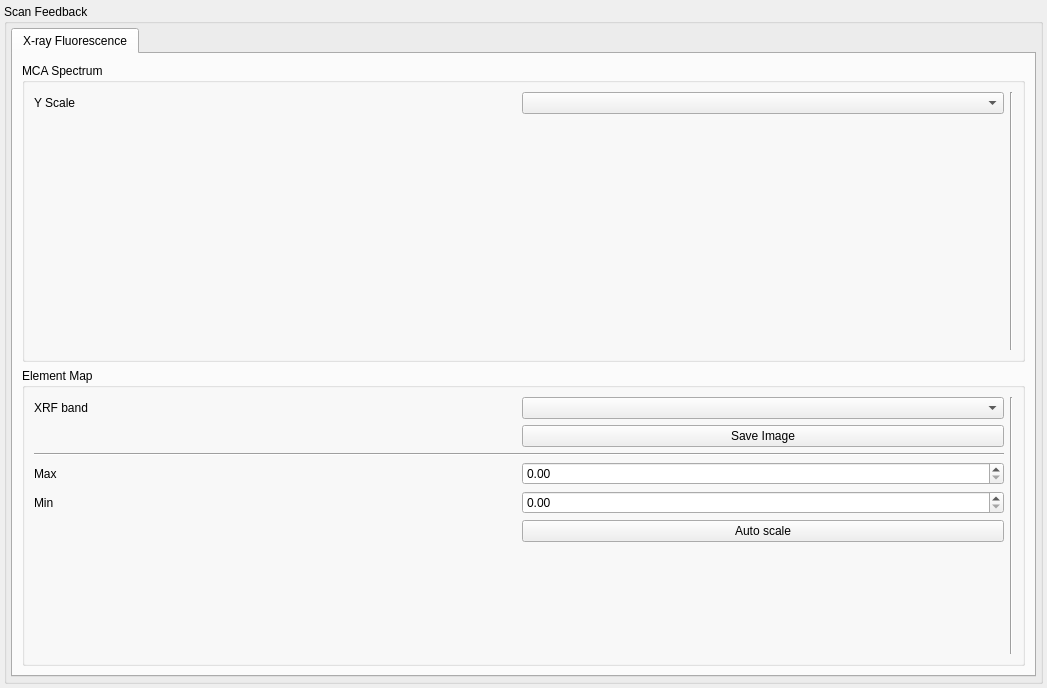
Qt form spectromicroscopy/smpgui/ui_scanfeedback.ui (praxes/praxes) before a commit.
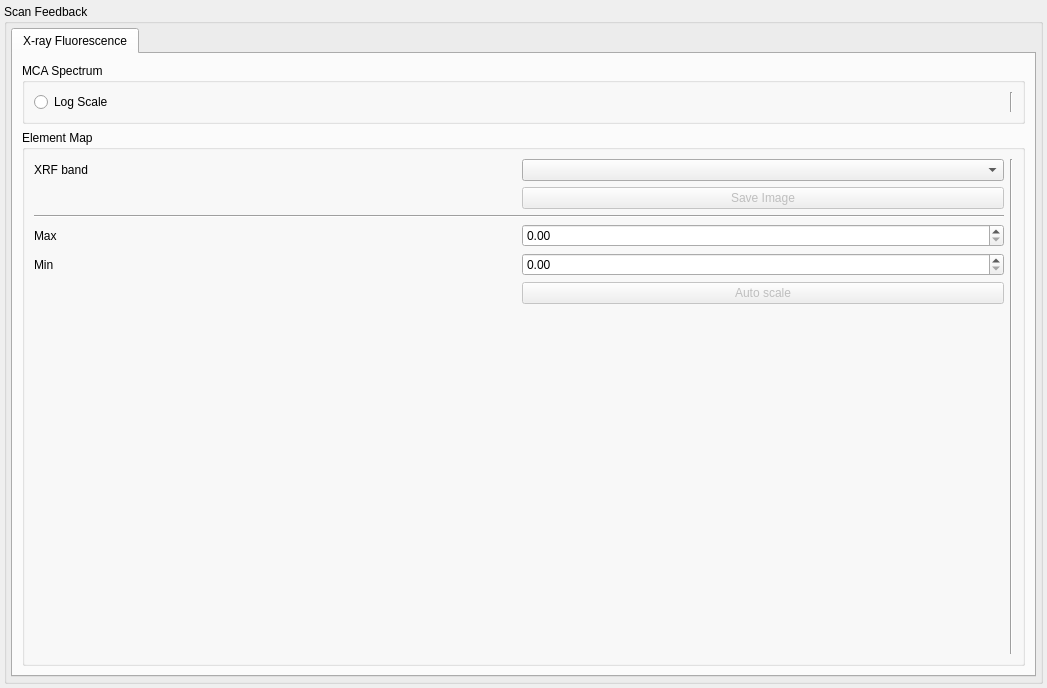
The same form after that commit.

```diff
--- a/spectromicroscopy/smpgui/ui_scanfeedback.ui
+++ b/spectromicroscopy/smpgui/ui_scanfeedback.ui
@@ -68,44 +68,9 @@
              <item>
               <layout class="QGridLayout" >
                <item row="0" column="0" >
-                <widget class="QLabel" name="yscaleLabel" >
-                 <property name="sizePolicy" >
-                  <sizepolicy vsizetype="Preferred" hsizetype="Preferred" >
-                   <horstretch>0</horstretch>
-                   <verstretch>0</verstretch>
-                  </sizepolicy>
-                 </property>
-                 <property name="minimumSize" >
-                  <size>
-                   <width>63</width>
-                   <height>0</height>
-                  </size>
-                 </property>
+                <widget class="QRadioButton" name="logscaleButton" >
                  <property name="text" >
-                  <string>Y Scale</string>
-                 </property>
-                </widget>
-               </item>
-               <item row="1" column="1" >
-                <spacer>
-                 <property name="orientation" >
-                  <enum>Qt::Vertical</enum>
-                 </property>
-                 <property name="sizeHint" >
-                  <size>
-                   <width>20</width>
-                   <height>40</height>
-                  </size>
-                 </property>
-                </spacer>
-               </item>
-               <item row="0" column="1" >
-                <widget class="QComboBox" name="yscaleComboBox" >
-                 <property name="minimumSize" >
-                  <size>
-                   <width>76</width>
-                   <height>0</height>
-                  </size>
+                  <string>Log Scale</string>
                  </property>
                 </widget>
                </item>
@@ -185,7 +150,11 @@
                 <widget class="QDoubleSpinBox" name="minSpinBox" />
                </item>
                <item row="3" column="1" >
-                <widget class="QDoubleSpinBox" name="maxSpinBox" />
+                <widget class="QDoubleSpinBox" name="maxSpinBox" >
+                 <property name="maximum" >
+                  <double>10000000000.000000000000000</double>
+                 </property>
+                </widget>
                </item>
                <item row="2" column="0" colspan="2" >
                 <widget class="Line" name="line_3" >
@@ -196,6 +165,9 @@
                </item>
                <item row="5" column="1" >
                 <widget class="QPushButton" name="autoscalePushButton" >
+                 <property name="enabled" >
+                  <bool>false</bool>
+                 </property>
                  <property name="text" >
                   <string>Auto scale</string>
                  </property>
@@ -203,6 +175,9 @@
                </item>
                <item row="1" column="1" >
                 <widget class="QPushButton" name="saveImagePushButton" >
+                 <property name="enabled" >
+                  <bool>false</bool>
+                 </property>
                  <property name="text" >
                   <string>Save Image</string>
                  </property>
```
